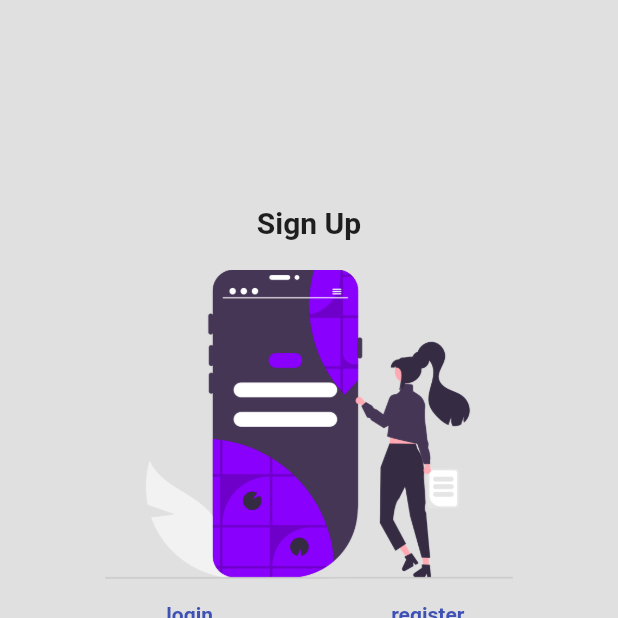
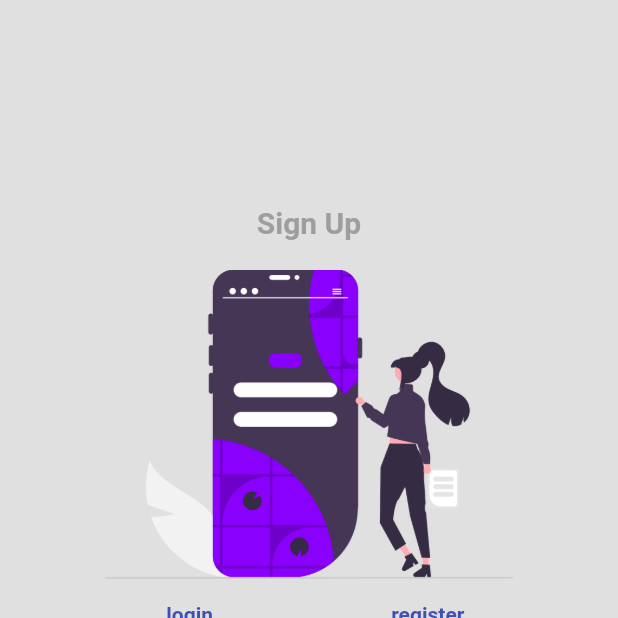
Before and after one commit to muchirajunior/mcu-app, a Flutter app: the screen it shows after launch, after a tap on "register", on a phone screen of 412 x 824 dp, the top half of it. Run offline on Flutter 3.47's test engine with Material 2 defaults, Android fonts, the phone set to English and light mode, and no system bars; our stand-ins replace flutter_bloc, shared_preferences.

Commit message:
beta release :smiley: :star: :star: :tada: :tada:

```diff
--- a/lib/main.dart
+++ b/lib/main.dart
@@ -38,7 +38,7 @@ class MyApp extends StatelessWidget {
             darkTheme: CustomTheme.darkTheme,
             themeMode: mode,
 
-            initialRoute: kIsWeb ? "/signup" :"/",
+            // initialRoute: "/",
             routes: {
               '/':(context)=>const Launcher(),
               '/home':(context)=> const Home(),
--- a/lib/screens/home.dart
+++ b/lib/screens/home.dart
@@ -65,7 +65,9 @@ class _HomeState extends State<Home> {
                     return Card(
                       child: ListTile(
                         title: Text(project.name.toString()),
-                        leading: const Icon(Icons.task),
+                        leading:  CircleAvatar(
+                          backgroundColor: Theme.of(context).primaryColor,
+                          child: const Icon(Icons.location_city)),
                         trailing:  IconButton(
                           onPressed: ()=>deleteDialog(context,()=>deleteproject(project.id)),
                           icon: const Icon(Icons.delete), ),
--- a/lib/screens/launcher.dart
+++ b/lib/screens/launcher.dart
@@ -27,8 +27,8 @@ class _LauncherState extends State<Launcher> {
        error=false;
      });
     SharedPreferences preferences= await SharedPreferences.getInstance();
-    if (preferences.containsKey("name")){
-      var theme=preferences.getString("theme");
+    if ( !kIsWeb && preferences.containsKey("name")){
+      var theme=preferences.getString("theme").toString();
       context.read<ThemeState>().setTheme( theme=="light" ? ThemeMode.light : theme=="dark" ? ThemeMode.dark : ThemeMode.system);
       var id=preferences.getString("id");
       var name=preferences.getString("name");
@@ -39,7 +39,7 @@ class _LauncherState extends State<Launcher> {
       var user=User(id: id, name:name,username: username,token: token);
       context.read<UserState>().addUser(user);
       var r=await context.read<ProjectState>().loadProjects(context);
-      if(r=="failedd"){ setState((){error=true;}); }
+      if(r=="failed"){ setState((){error=true;}); }
       else{
       Future.delayed( const Duration(seconds: 4));
       Navigator.pushReplacementNamed(context, '/home');
@@ -72,9 +72,9 @@ class _LauncherState extends State<Launcher> {
             mainAxisAlignment: MainAxisAlignment.center,
             children:  <Widget>[
               SizedBox(height: screen.height*.15,),
-              const Text("MCU APP", style: TextStyle(fontSize: 25, fontWeight: FontWeight.bold, fontStyle: FontStyle.italic),),
+              Text("MCU APP", style: TextStyle(fontSize: 25, color: context.read<ThemeState>().state == ThemeMode.dark ? Colors.white : Colors.grey, fontWeight: FontWeight.bold, fontStyle: FontStyle.italic),),
               SizedBox(height: screen.height*.1,),
-              kIsWeb ? const Text("") : Image.asset("assets/welcome.png", height: screen.height*.3,),
+              Image.asset("assets/welcome.png", height: screen.height*.3,),
               const Expanded(child: Text(""),),
               Container(
                 height:screen.height*.3,
--- a/lib/screens/signup.dart
+++ b/lib/screens/signup.dart
@@ -1,7 +1,8 @@
-import 'package:flutter/foundation.dart';
 import 'package:flutter/material.dart';
+import 'package:mcuapp/blocs/theme.dart';
 import 'package:mcuapp/screens/components.dart';
 import 'package:mcuapp/services/services.dart';
+import 'package:flutter_bloc/flutter_bloc.dart';
 
 class SignUp extends StatefulWidget {
   const SignUp({ Key? key }) : super(key: key);
@@ -81,7 +82,7 @@ class _SignUpState extends State<SignUp> {
             mainAxisAlignment: MainAxisAlignment.center,
             children: <Widget>[
               SizedBox(height:screen.height*.1),
-              const Text("Sign Up", style: TextStyle(fontSize: 20, fontWeight: FontWeight.bold),),
+              Text("Sign Up", style: TextStyle(fontSize: 20, color: context.read<ThemeState>().state == ThemeMode.dark ? Colors.white : Colors.grey, fontWeight: FontWeight.bold),),
 
               const SizedBox(height: 20,),
              Image.asset("assets/signup.png", height:screen.height*.25,),
```
Also changed, not shown: lib/screens/project.dart (+16 -0 lines), 5 other files.
